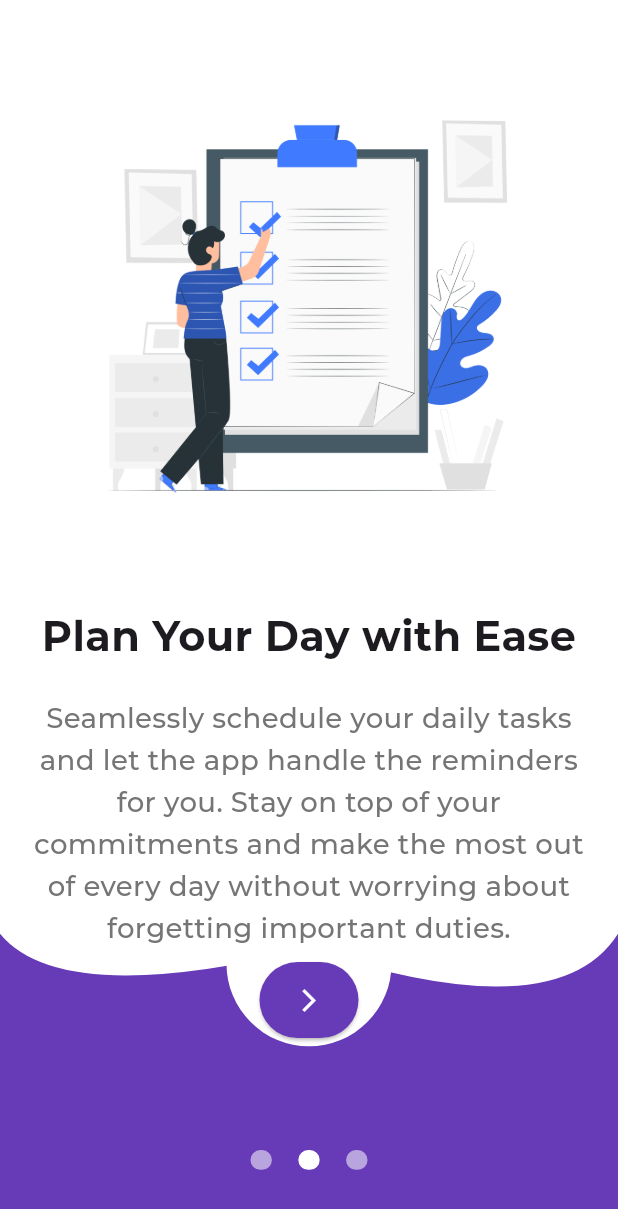
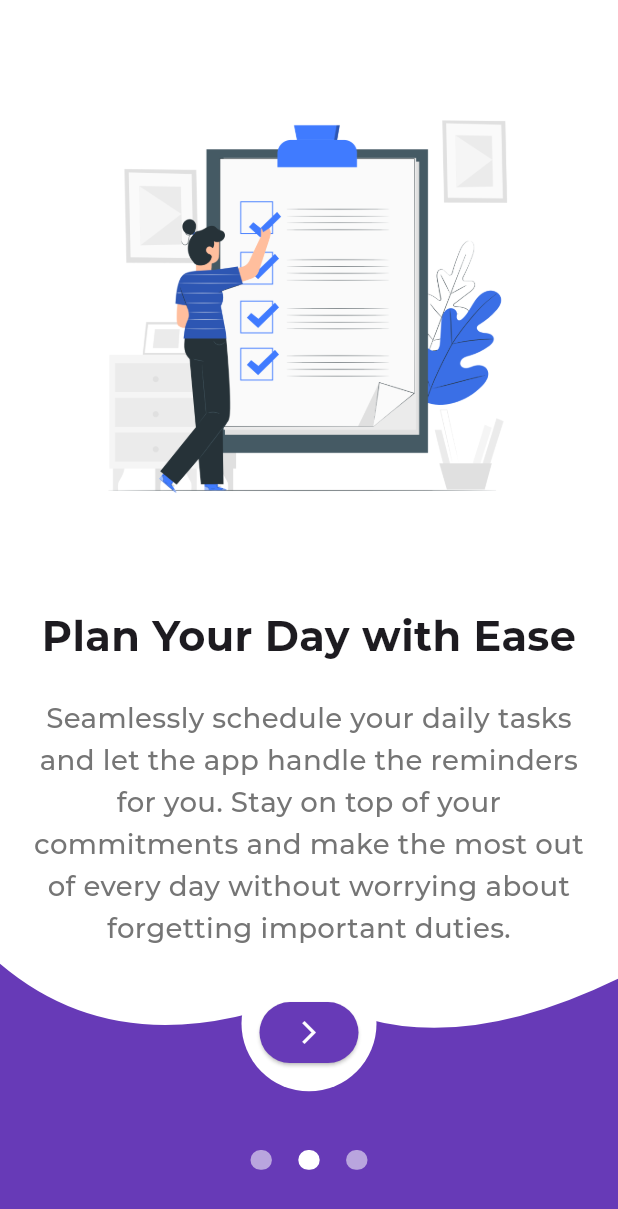
Before and after one commit to Nguyenlong270501/todo_app, a Flutter app: the screen it shows after launch, after a tap on the "arrow forward ios" icon, on a phone screen of 412 x 824 dp. Shown: the top 1209 px of the screen. Run offline on Flutter 3.47's test engine with Material 3 defaults, Android fonts, the phone set to English and light mode, and no system bars; drawn by our look-alikes of smooth_page_indicator; our stand-ins replace animate_do, awesome_snackbar_content, cloud_firestore, dartz, date_picker_timeline, equatable and 13 more; missing offline and left inert: day_night_time_picker; accounts and stored records are empty.

Commit message:
second commit

```diff
--- a/lib/features/onboarding/widgets/onboarding_content.dart
+++ b/lib/features/onboarding/widgets/onboarding_content.dart
@@ -57,7 +57,7 @@ class OnboardingContent extends StatelessWidget {
             Align(
               alignment: Alignment.bottomCenter,
               child: Padding(
-                padding: EdgeInsets.only(bottom: 30.h),
+                padding: EdgeInsets.only(bottom: 10.h),
                 child: ElevatedButton(
                   onPressed: () {
                     pageController.nextPage(
@@ -76,7 +76,7 @@ class OnboardingContent extends StatelessWidget {
                     shape: RoundedRectangleBorder(
                       borderRadius: BorderRadius.circular(100.r),
                     ),
-                    minimumSize: Size(50.w, 50.h),
+                    minimumSize: Size(40.w, 40.h),
                   ),
                   child: const Icon(
                     Icons.arrow_forward_ios,
--- a/lib/features/onboarding/widgets/onboarding_custom_painter.dart
+++ b/lib/features/onboarding/widgets/onboarding_custom_painter.dart
@@ -6,28 +6,35 @@ class OnboardingCustomPainter extends CustomPainter {
   OnboardingCustomPainter({required this.color});
   @override
   void paint(Canvas canvas, Size size) {
-    final paint = Paint()
-      ..style = PaintingStyle.fill
-      ..strokeWidth = 5
-      ..color = color;
+    final paint =
+        Paint()
+          ..style = PaintingStyle.fill
+          ..strokeWidth = 5
+          ..color = color;
 
     final path = Path();
 
-    path.lineTo(0, size.height - 100);
+    path.lineTo(0, size.height - 80);
     path.quadraticBezierTo(
-        size.width * 0.1, size.height - 50, size.width * .5, size.height - 90);
-
-    path.quadraticBezierTo(size.width - (size.width * 0.1), size.height - 35,
-        size.width, size.height - 100);
-
+      size.width * 0.2,
+      size.height - 10,
+      size.width * .5,
+      size.height - 60,
+    );
+    path.quadraticBezierTo(
+      size.width * 0.7,
+      size.height - 10,
+      size.width,
+      size.height - 70,
+    );
     path.lineTo(size.width, 0);
     path.lineTo(0, 0);
     path.close();
 
     canvas.drawPath(path, paint);
 
-    const circleRadius = 55.0;
-    var circleCenter = Offset(size.width * .5, size.height - 80);
+    const circleRadius = 45.0;
+    var circleCenter = Offset(size.width * .5, size.height - 40);
 
     canvas.drawCircle(circleCenter, circleRadius, paint);
   }
--- a/lib/features/spalash/spalash_screen.dart
+++ b/lib/features/spalash/spalash_screen.dart
@@ -55,6 +55,8 @@ class _SPlashScreenState extends State<SPlashScreen> {
     });
   }
 
+
+
   @override
   Widget build(BuildContext context) {
     return Scaffold(
```
Also changed, not shown: lib/features/auth/presentation/screens/sign_up/widgets/sign_up_form.dart (+6 -12 lines), lib/features/onboarding/widgets/onboard_item.dart (+2 -10 lines), lib/features/task/presentation/screens/home/home_screen.dart (+27 -0 lines).
